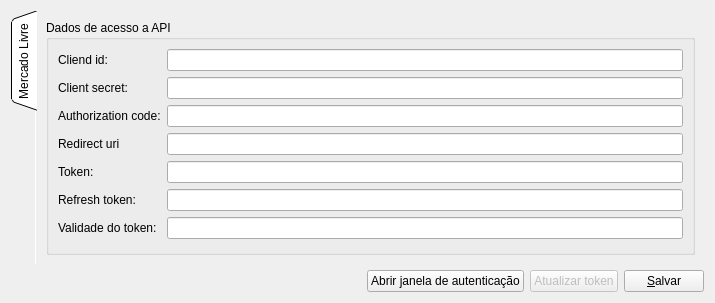
Old version of the form src/main/python/ancestria/configuracoes/gui/ui/configuracoes.ui in the repository thiagodiasbispo/WildHorse.
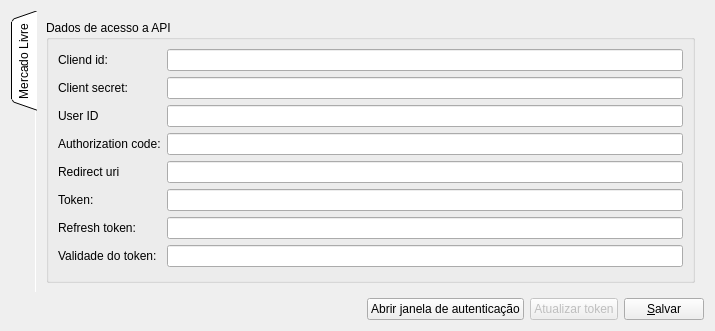
New version of the form. Icons and pictures are not drawn.

Commit message: Adicionando funcionalidade de compatibilidade universal. Adicionando recuperação de user_id Trando erro de configurações não salvas

Patch:
```diff
--- a/src/main/python/ancestria/configuracoes/gui/ui/configuracoes.ui
+++ b/src/main/python/ancestria/configuracoes/gui/ui/configuracoes.ui
@@ -94,27 +94,34 @@
              </widget>
             </item>
             <item row="2" column="0">
+             <widget class="QLabel" name="userIDLabel">
+              <property name="text">
+               <string>User ID</string>
+              </property>
+             </widget>
+            </item>
+            <item row="3" column="0">
              <widget class="QLabel" name="label_4">
               <property name="text">
                <string>Authorization code:</string>
               </property>
              </widget>
             </item>
-            <item row="2" column="1">
+            <item row="3" column="1">
              <widget class="QLineEdit" name="edtAuthorizationCode">
               <property name="echoMode">
                <enum>QLineEdit::Password</enum>
               </property>
              </widget>
             </item>
-            <item row="3" column="0">
+            <item row="4" column="0">
              <widget class="QLabel" name="label_5">
               <property name="text">
                <string>Redirect uri</string>
               </property>
              </widget>
             </item>
-            <item row="3" column="1">
+            <item row="4" column="1">
              <widget class="QLineEdit" name="edtRedirectUri">
               <property name="text">
                <string/>
@@ -124,48 +131,55 @@
               </property>
              </widget>
             </item>
-            <item row="4" column="0">
+            <item row="5" column="0">
              <widget class="QLabel" name="label">
               <property name="text">
                <string>Token:</string>
               </property>
              </widget>
             </item>
-            <item row="4" column="1">
+            <item row="5" column="1">
              <widget class="QLineEdit" name="edtToken">
               <property name="readOnly">
                <bool>true</bool>
               </property>
              </widget>
             </item>
-            <item row="5" column="0">
+            <item row="6" column="0">
              <widget class="QLabel" name="label_2">
               <property name="text">
                <string>Refresh token:</string>
               </property>
              </widget>
             </item>
-            <item row="5" column="1">
+            <item row="6" column="1">
              <widget class="QLineEdit" name="edtRefreshToken">
               <property name="readOnly">
                <bool>true</bool>
               </property>
              </widget>
             </item>
-            <item row="6" column="0">
+            <item row="7" column="0">
              <widget class="QLabel" name="label_3">
               <property name="text">
                <string>Validade do token:</string>
               </property>
              </widget>
             </item>
-            <item row="6" column="1">
+            <item row="7" column="1">
              <widget class="QLineEdit" name="edtValidadeToken">
               <property name="readOnly">
                <bool>true</bool>
               </property>
              </widget>
             </item>
+            <item row="2" column="1">
+             <widget class="QLineEdit" name="edtUserId">
+              <property name="readOnly">
+               <bool>true</bool>
+              </property>
+             </widget>
+            </item>
            </layout>
           </item>
          </layout>
```
The commit also changes 15 other files.
